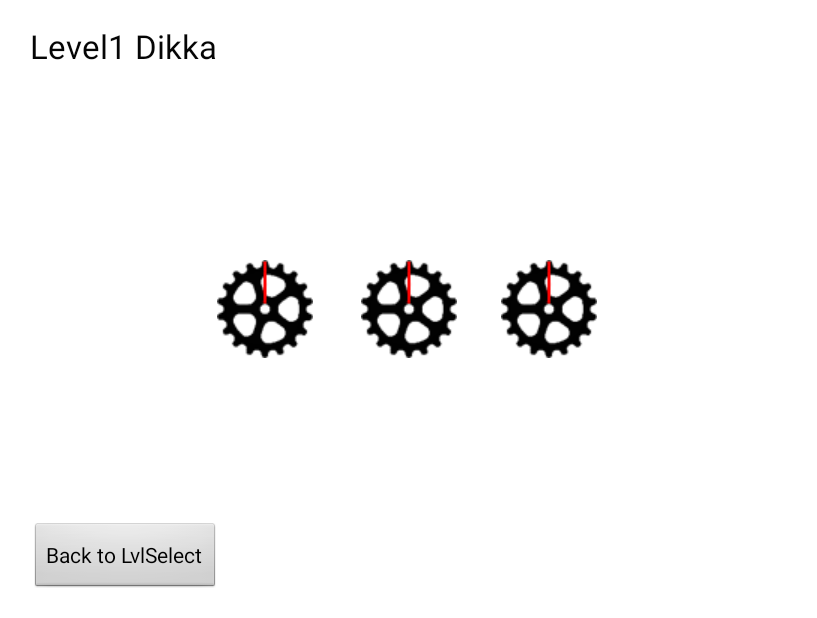
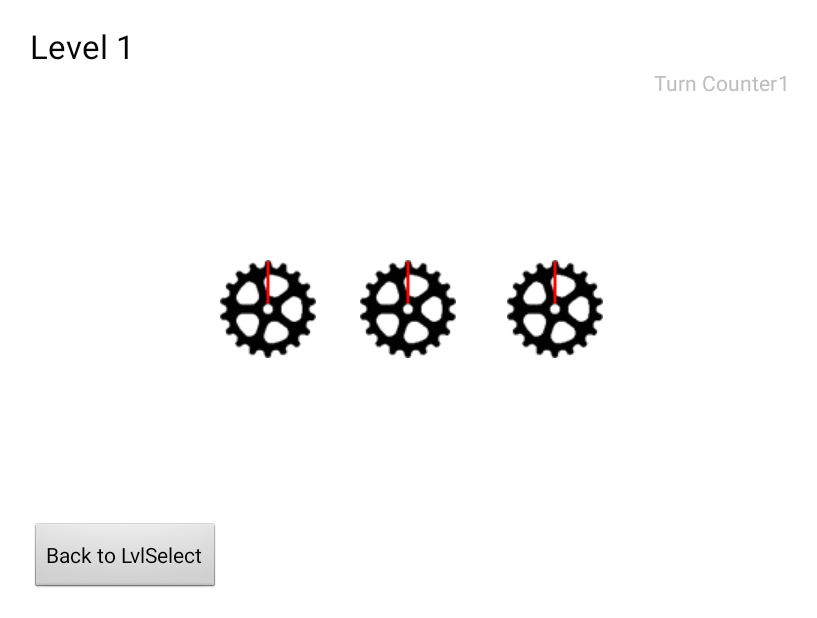
Before and after one commit to Skyrisu/Gear, an Android app: the Level1 screen opened directly, with no data from a screen before it, after a tap on an icon or button, on a phone screen of 824 x 412 dp (held sideways). Shown: the whole screen, without its empty margins (66-883 px from the left). Run offline under Robolectric (Android 15) with nearby library versions, the phone set to English and light mode, and no system bars.

Commit message:
added TurnCounter

```diff
--- a/app/src/main/java/gearapp/sstudio/com/gearapp/Level1.java
+++ b/app/src/main/java/gearapp/sstudio/com/gearapp/Level1.java
@@ -11,16 +11,19 @@
 import android.view.View;
 import android.view.animation.Animation;
 import android.view.animation.AnimationUtils;
+import android.widget.TextView;
 
 
 public class Level1 extends Activity {
 
     final Context Warn = this;
+    int turnCounter;
 
     @Override
     protected void onCreate(Bundle savedInstanceState) {
         super.onCreate(savedInstanceState);
         setContentView(R.layout.activity_level1);
+        turnCounter = 0;
     }
 
 
@@ -74,8 +77,11 @@
     }
 
     public void turnGear(View v){
+        final TextView viewCounter = (TextView) findViewById(R.id.TextViewCounter);
         Animation anim = AnimationUtils.loadAnimation(Level1.this, R.anim.rotate90);
         v.startAnimation(anim);
         anim.setFillAfter(true);
+        turnCounter ++;
+        viewCounter.setText (String.valueOf(turnCounter));
     }
 }
--- a/app/src/main/res/layout/activity_level1.xml
+++ b/app/src/main/res/layout/activity_level1.xml
@@ -8,10 +8,10 @@
     android:background="#ffffffff">
 
     <TextView
-        android:layout_width="wrap_content"
+        android:layout_width="fill_parent"
         android:layout_height="wrap_content"
         android:textAppearance="?android:attr/textAppearanceLarge"
-        android:text="Level1 Dikka"
+        android:text="Level 1"
         android:id="@+id/textView3"
         android:layout_alignParentTop="true"
         android:layout_alignParentLeft="true"
@@ -32,12 +32,12 @@
         android:layout_width="wrap_content"
         android:layout_height="wrap_content"
         android:id="@+id/imageButton"
-        android:layout_toEndOf="@+id/textView3"
+        android:layout_toEndOf="@+id/button6"
         android:src="@drawable/gearlvl"
         android:background="@null"
+        android:onClick="turnGear"
         android:layout_centerVertical="true"
-        android:layout_toRightOf="@+id/textView3"
-        android:onClick="turnGear" />
+        android:layout_toRightOf="@+id/button6" />
 
     <ImageButton
         android:layout_width="wrap_content"
@@ -46,10 +46,10 @@
         android:layout_toEndOf="@+id/imageButton"
         android:src="@drawable/gearlvl"
         android:background="@null"
-        android:layout_marginLeft="32dp"
-        android:layout_alignTop="@+id/imageButton"
+        android:onClick="turnGear"
+        android:layout_centerVertical="true"
         android:layout_toRightOf="@+id/imageButton"
-        android:onClick="turnGear" />
+        android:layout_marginLeft="29dp" />
 
     <ImageButton
         android:layout_width="wrap_content"
@@ -58,8 +58,28 @@
         android:layout_toEndOf="@+id/imageButton2"
         android:src="@drawable/gearlvl"
         android:background="@null"
-        android:layout_marginLeft="29dp"
-        android:layout_alignTop="@+id/imageButton2"
-        android:layout_toRightOf="@+id/imageButton2"
-        android:onClick="turnGear" />
+        android:onClick="turnGear"
+        android:layout_marginLeft="34dp"
+        android:layout_centerVertical="true"
+        android:layout_toRightOf="@+id/imageButton2" />
+
+    <TextView
+        android:layout_width="wrap_content"
+        android:layout_height="wrap_content"
+        android:textAppearance="?android:attr/textAppearanceSmall"
+        android:text="Turn Counter"
+        android:id="@+id/textView6"
+        android:layout_below="@+id/textView3"
+        android:layout_toRightOf="@+id/imageButton3"
+        android:layout_toEndOf="@+id/imageButton3"
+        android:layout_marginLeft="34dp" />
+
+    <TextView
+        android:layout_width="wrap_content"
+        android:layout_height="wrap_content"
+        android:textAppearance="?android:attr/textAppearanceSmall"
+        android:id="@+id/TextViewCounter"
+        android:layout_below="@+id/textView3"
+        android:layout_toRightOf="@+id/textView6"
+        android:layout_toEndOf="@+id/textView6" />
 </RelativeLayout>
```
